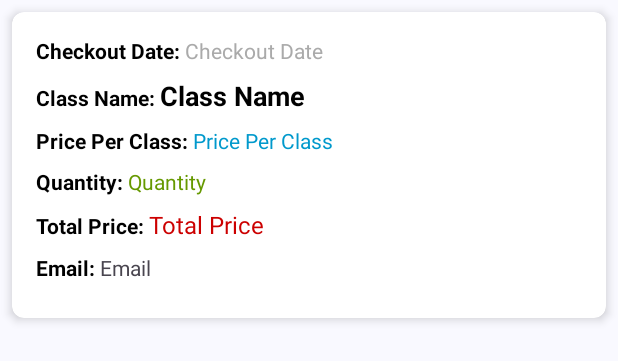
After one commit to VoQuocKiet16/YogaApp-AppNative, an Android app: the layout item_history.xml on its own in the app's theme, with its tools: preview values and no code run, on a phone screen of 412 x 824 dp. The commit adds this screen. Shown: the top 361 px of the screen. Run offline under Robolectric (Android 15) with nearby library versions, the phone set to English and light mode, and no system bars.

Commit message:
commit 3

```diff
--- a/app/src/main/AndroidManifest.xml
+++ b/app/src/main/AndroidManifest.xml
@@ -29,6 +29,7 @@
         <activity android:name=".activities.CourseDetailActivity" />
         <activity android:name=".activities.ManageAccountActivity"/>
         <activity android:name=".activities.TeacherActivity" />
+        <activity android:name=".activities.ManageHistoryActivity" />
 
         <!-- RegisterActivity Declaration -->
         <activity android:name=".activities.RegisterActivity" />
--- /dev/null
+++ b/app/src/main/res/layout/item_history.xml
@@ -0,0 +1,156 @@
+<?xml version="1.0" encoding="utf-8"?>
+<androidx.cardview.widget.CardView
+    xmlns:android="http://schemas.android.com/apk/res/android"
+    xmlns:app="http://schemas.android.com/apk/res-auto"
+    android:layout_width="match_parent"
+    android:layout_height="wrap_content"
+    android:layout_margin="8dp"
+    app:cardCornerRadius="8dp"
+    app:cardElevation="4dp">
+
+    <LinearLayout
+        android:layout_width="match_parent"
+        android:layout_height="wrap_content"
+        android:orientation="vertical"
+        android:padding="16dp">
+
+        <!-- Checkout Date -->
+        <LinearLayout
+            android:layout_width="match_parent"
+            android:layout_height="wrap_content"
+            android:orientation="horizontal"
+            android:layout_marginBottom="8dp">
+            <TextView
+                android:id="@+id/tvCheckoutDateLabel"
+                android:layout_width="wrap_content"
+                android:layout_height="wrap_content"
+                android:text="Checkout Date: "
+                android:textSize="14sp"
+                android:textStyle="bold"
+                android:textColor="@android:color/black" />
+            <TextView
+                android:id="@+id/tvCheckoutDate"
+                android:layout_width="wrap_content"
+                android:layout_height="wrap_content"
+                android:text="Checkout Date"
+                android:textSize="14sp"
+                android:textColor="@android:color/darker_gray" />
+        </LinearLayout>
+
+        <!-- Class Name -->
+        <LinearLayout
+            android:layout_width="match_parent"
+            android:layout_height="wrap_content"
+            android:orientation="horizontal"
+            android:layout_marginBottom="8dp">
+            <TextView
+                android:id="@+id/tvClassNameLabel"
+                android:layout_width="wrap_content"
+                android:layout_height="wrap_content"
+                android:text="Class Name: "
+                android:textSize="14sp"
+                android:textStyle="bold"
+                android:textColor="@android:color/black" />
+            <TextView
+                android:id="@+id/tvClassName"
+                android:layout_width="wrap_content"
+                android:layout_height="wrap_content"
+                android:text="Class Name"
+                android:textSize="18sp"
+                android:textStyle="bold"
+                android:textColor="@android:color/black" />
+        </LinearLayout>
+
+        <!-- Price Per Class -->
+        <LinearLayout
+            android:layout_width="match_parent"
+            android:layout_height="wrap_content"
+            android:orientation="horizontal"
+            android:layout_marginBottom="8dp">
+            <TextView
+                android:id="@+id/tvPricePerClassLabel"
+                android:layout_width="wrap_content"
+                android:layout_height="wrap_content"
+                android:text="Price Per Class: "
+                android:textSize="14sp"
+                android:textStyle="bold"
+                android:textColor="@android:color/black" />
+            <TextView
+                android:id="@+id/tvPricePerClass"
+                android:layout_width="wrap_content"
+                android:layout_height="wrap_content"
+                android:text="Price Per Class"
+                android:textSize="14sp"
+                android:textColor="@android:color/holo_blue_dark" />
+        </LinearLayout>
+
+        <!-- Quantity -->
+        <LinearLayout
+            android:layout_width="match_parent"
+            android:layout_height="wrap_content"
+            android:orientation="horizontal"
+            android:layout_marginBottom="8dp">
+            <TextView
+                android:id="@+id/tvQuantityLabel"
+                android:layout_width="wrap_content"
+                android:layout_height="wrap_content"
+                android:text="Quantity: "
+                android:textSize="14sp"
+                android:textStyle="bold"
+                android:textColor="@android:color/black" />
+            <TextView
+                android:id="@+id/tvQuantity"
+                android:layout_width="wrap_content"
+                android:layout_height="wrap_content"
+                android:text="Quantity"
+                android:textSize="14sp"
+                android:textColor="@android:color/holo_green_dark" />
+        </LinearLayout>
+
+        <!-- Total Price -->
+        <LinearLayout
+            android:layout_width="match_parent"
+            android:layout_height="wrap_content"
+            android:orientation="horizontal"
+            android:layout_marginBottom="8dp">
+            <TextView
+                android:id="@+id/tvTotalPriceLabel"
+                android:layout_width="wrap_content"
+                android:layout_height="wrap_content"
+                android:text="Total Price: "
+                android:textSize="14sp"
+                android:textStyle="bold"
+                android:textColor="@android:color/black" />
+            <TextView
+                android:id="@+id/tvTotalPrice"
+                android:layout_width="wrap_content"
+                android:layout_height="wrap_content"
+                android:text="Total Price"
+                android:textSize="16sp"
+                android:textColor="@android:color/holo_red_dark" />
+        </LinearLayout>
+
+        <!-- Username -->
+        <LinearLayout
+            android:layout_width="match_parent"
+            android:layout_height="wrap_content"
+            android:orientation="horizontal"
+            android:layout_marginBottom="8dp">
+            <TextView
+                android:id="@+id/tvUsernameLabel"
+                android:layout_width="wrap_content"
+                android:layout_height="wrap_content"
+                android:text="Email: "
+                android:textSize="14sp"
+                android:textStyle="bold"
+                android:textColor="@android:color/black" />
+            <TextView
+                android:id="@+id/tvEmail"
+                android:layout_width="wrap_content"
+                android:layout_height="wrap_content"
+                android:text="Email" />
+
+        </LinearLayout>
+
+    </LinearLayout>
+</androidx.cardview.widget.CardView>
```
Also changed, not shown: app/src/main/java/com/example/newyogaapplication/activities/MainActivity.java (+14 -2 lines), app/src/main/java/com/example/newyogaapplication/activities/ManageHistoryActivity.java (added, +81 -0 lines), app/src/main/java/com/example/newyogaapplication/adapters/YogaHistoryAdapter.java (added, +66 -0 lines), app/src/main/java/com/example/newyogaapplication/classes/HistoryItem.java (added, +80 -0 lines), app/src/main/java/com/example/newyogaapplication/database/YogaDBHelper.java (+19 -17 lines), app/src/main/java/com/example/newyogaapplication/sync/SyncWorker.java (+3 -6 lines), app/src/main/res/layout/activity_main.xml (+17 -0 lines), app/src/main/res/layout/activity_manage_history.xml (added, +38 -0 lines), app/src/main/res/layout/item_yoga_account.xml (+58 -6 lines), app/src/main/res/layout/item_yoga_class.xml (+13 -2 lines), app/src/main/res/layout/item_yoga_course.xml (+16 -1 lines).
